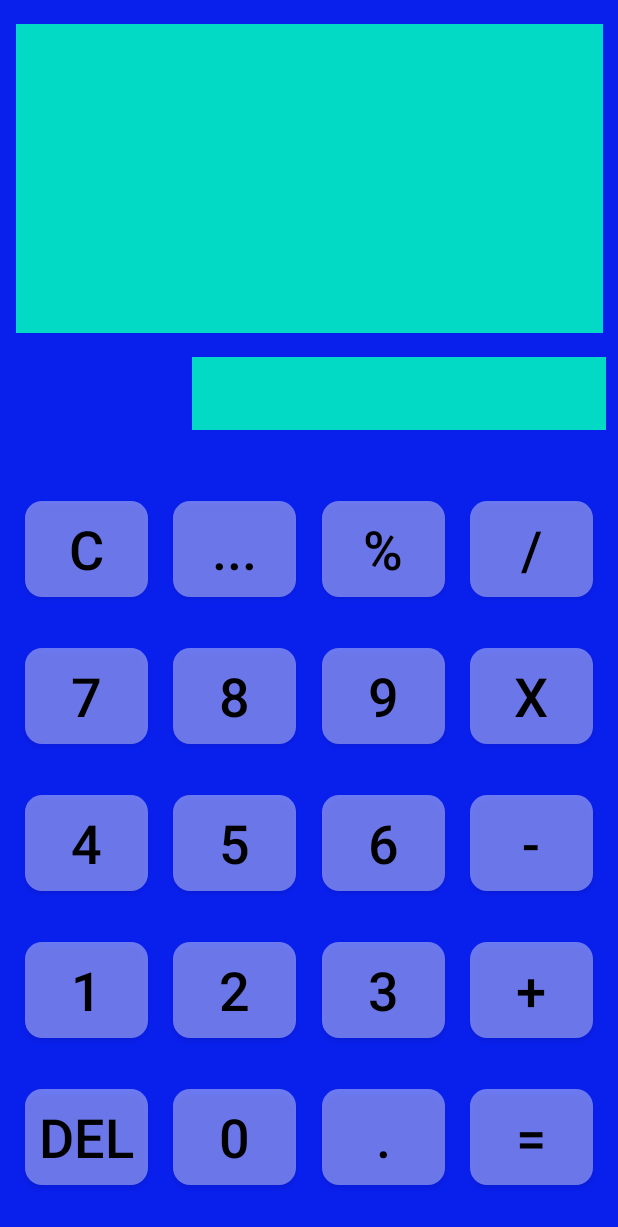
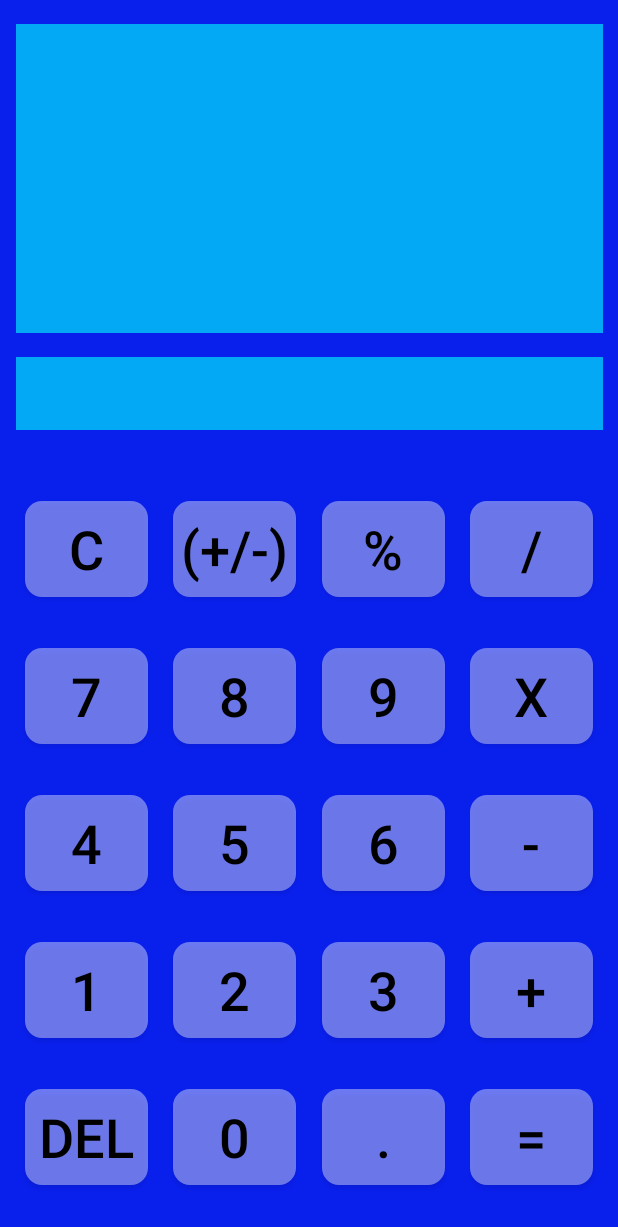
Before and after one commit to pcutting/Calculator, an Android app: the screen it shows after launch (MainActivity), on a phone screen of 412 x 824 dp. Shown: the top 1227 px of the screen. Run offline under Robolectric (Android 15) with nearby library versions, the phone set to English and light mode, and no system bars.

```diff
--- a/app/src/main/java/com/nevie/calculator/MainActivity.kt
+++ b/app/src/main/java/com/nevie/calculator/MainActivity.kt
@@ -4,7 +4,6 @@ import androidx.appcompat.app.AppCompatActivity
 import android.os.Bundle
 import android.widget.Button
 import android.widget.TextView
-import androidx.lifecycle.ViewModel
 
 class MainActivity : AppCompatActivity() {
 
@@ -38,9 +37,13 @@ class MainActivity : AppCompatActivity() {
         val add = findViewById<Button>(R.id.addition_button)
         val equals = findViewById<Button>(R.id.equals_button)
 
-        val moreFunctions = findViewById<Button>(R.id.more_functions_button)
+        val negator = findViewById<Button>(R.id.negate_button)
+
+        //val moreFunctions = findViewById<Button>(R.id.negate_button)
 
         //values
+        negator.setOnClickListener { calculatorViewModel.buttonPush("+/-")
+            updateScreen(calculationTextView,totalTextView)}
         n0.setOnClickListener { calculatorViewModel.buttonPush("0")
             updateScreen(calculationTextView,totalTextView)}
         n1.setOnClickListener { calculatorViewModel.buttonPush("1")
@@ -88,11 +91,11 @@ class MainActivity : AppCompatActivity() {
             updateScreen(calculationTextView,totalTextView)}
         delete.setOnClickListener { calculatorViewModel.buttonPush("delete")
             updateScreen(calculationTextView,totalTextView)}
-        moreFunctions.setOnClickListener {
-            calculatorViewModel.buttonPush("...")
-            //DO("make proper impementation for this.")
-            updateScreen(calculationTextView,totalTextView)
-        }
+//        moreFunctions.setOnClickListener {
+//            calculatorViewModel.buttonPush("...")
+//            //DO("make proper impementation for this.")
+//            updateScreen(calculationTextView,totalTextView)
+//        }
         //            .setOnClickListener { calculatorViewModel.buttonPush("") }
     }
 
--- a/app/src/main/res/layout/activity_main.xml
+++ b/app/src/main/res/layout/activity_main.xml
@@ -27,18 +27,18 @@
         android:textColor="@color/number_button_text"
         android:textSize="36sp"
         app:layout_constraintBottom_toTopOf="@+id/n7_button"
-        app:layout_constraintEnd_toStartOf="@id/more_functions_button"
+        app:layout_constraintEnd_toStartOf="@id/negate_button"
         app:layout_constraintHorizontal_bias="0.5"
         app:layout_constraintStart_toStartOf="parent"
         app:layout_constraintTop_toTopOf="@+id/guideline" />
 
     <Button
-        android:id="@+id/more_functions_button"
+        android:id="@+id/negate_button"
         style="@style/AppTheme.RoundedCornerMaterialButtonNumber"
         android:layout_width="82dp"
         android:layout_height="64dp"
         android:layout_marginStart="8dp"
-        android:text="..."
+        android:text="(+/-)"
         android:textColor="@color/number_button_text"
         android:textSize="36sp"
         app:layout_constraintBottom_toBottomOf="@+id/clear_button"
@@ -60,7 +60,7 @@
         app:layout_constraintBottom_toBottomOf="@+id/clear_button"
         app:layout_constraintEnd_toStartOf="@+id/divide_button"
         app:layout_constraintHorizontal_bias="0.5"
-        app:layout_constraintStart_toEndOf="@+id/more_functions_button"
+        app:layout_constraintStart_toEndOf="@+id/negate_button"
         app:layout_constraintTop_toTopOf="@+id/clear_button"
         app:layout_constraintVertical_bias="1.0" />
 
@@ -365,14 +365,12 @@
         android:id="@+id/total_text_view"
         android:layout_width="0dp"
         android:layout_height="wrap_content"
-        android:layout_marginStart="128dp"
         android:layout_marginTop="16dp"
-        android:layout_marginEnd="8dp"
         android:background="@color/colorAccent"
         android:textColor="@color/number_button_text"
         android:textSize="36sp"
-        app:layout_constraintEnd_toEndOf="parent"
-        app:layout_constraintStart_toStartOf="parent"
+        app:layout_constraintEnd_toEndOf="@+id/calculation_text_view"
+        app:layout_constraintStart_toStartOf="@+id/calculation_text_view"
         app:layout_constraintTop_toBottomOf="@+id/calculation_text_view" />
 
 </androidx.constraintlayout.widget.ConstraintLayout>
--- a/app/src/main/res/values/colors.xml
+++ b/app/src/main/res/values/colors.xml
@@ -1,11 +1,21 @@
 <?xml version="1.0" encoding="utf-8"?>
 <resources>
-    <color name="colorPrimary">#6200EE</color>
-    <color name="colorPrimaryDark">#142C51</color>
-    <color name="colorAccent">#03DAC5</color>
+
 
     <color name="number_button_text">#000000</color>
     <color name="operator_button_text">#000000</color>
     <color name="number_button_accent">#66ffffff</color>
     <color name="operator_button_accent">#AAffffff</color>
+
+
+    <color name="colorPrimary">#d50000</color>
+    <color name="primaryLightColor">#ff5131</color>
+    <color name="colorPrimaryDark">#9b0000</color>
+    <color name="colorAccent">#03a9f4</color>
+    <color name="secondaryLightColor">#67daff</color>
+    <color name="secondaryDarkColor">#007ac1</color>
+    <color name="primaryTextColor">#ffffff</color>
+    <color name="secondaryTextColor">#000000</color>
+
+
 </resources>
```
Also changed, not shown: app/src/main/java/com/nevie/calculator/model/Calculator.kt (+110 -34 lines).
